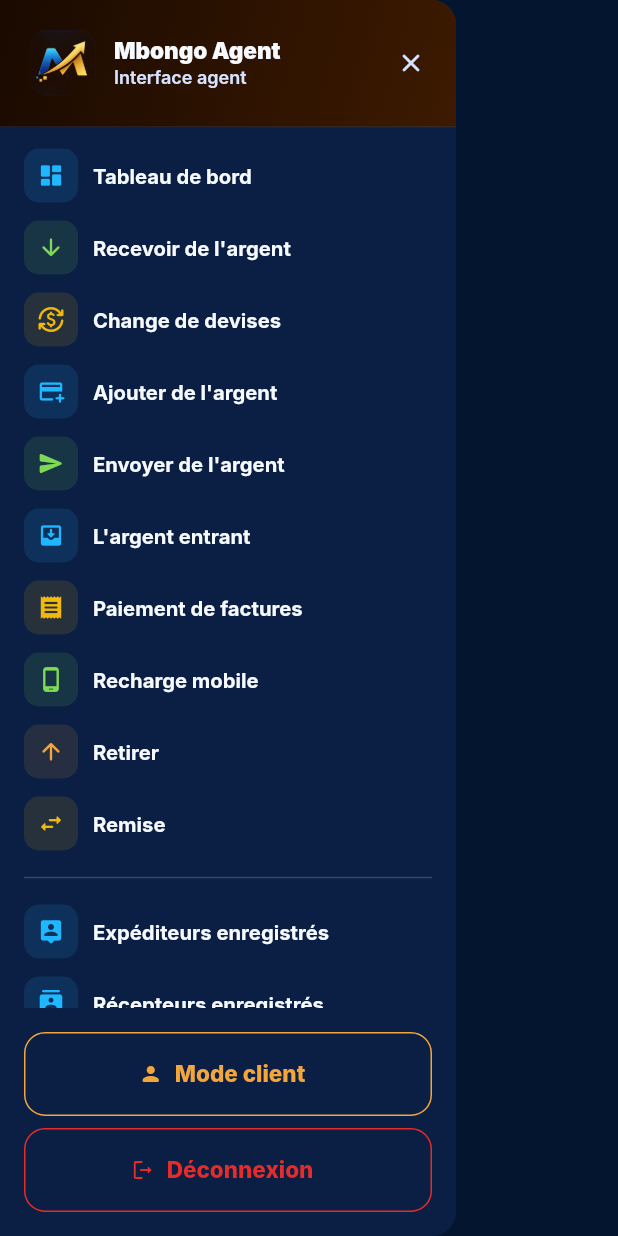
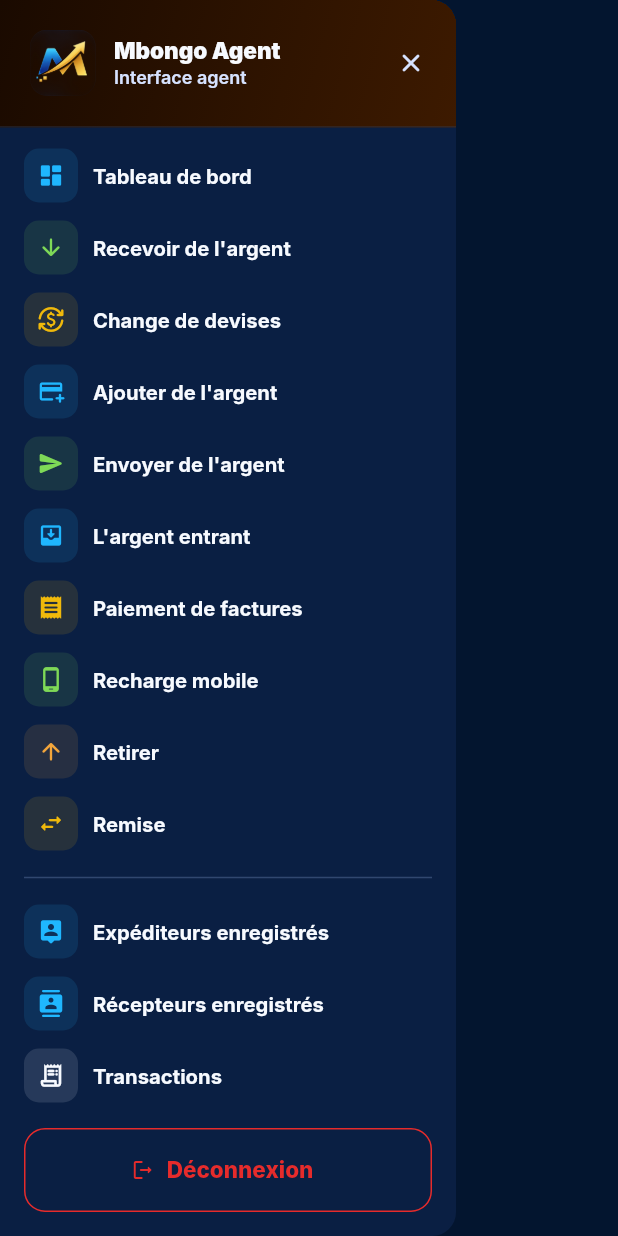
Before and after one commit to Sis243/mbongo, a Flutter app: the _AgentDrawer widget shown alone on an empty page, opened directly with empty values, on a phone screen of 412 x 824 dp. Run offline on Flutter 3.47's test engine with Material 3 defaults, Android fonts, the phone set to English and light mode, and no system bars; our stand-ins replace camera, connectivity_plus, dio, file_picker, firebase_core, firebase_messaging and 13 more; accounts and stored records are empty; network calls fail; Roboto replaces fonts that are missing (SF Pro Display).

Commit message:
feat: role-based auto-routing — merchant/agent modules locked by role
Merchants and agents are now routed automatically to their dedicated
interface on login; regular customers see no merchant/agent UI at all.
FAB mode-toggle removed. 'Mode client' and 'Quitter' buttons removed
from both shells — only logout remains.

Co-Authored-By: Claude Sonnet 4.6 <noreply@anthropic.com>

```diff
--- a/lib/screens/agent/agent_shell.dart
+++ b/lib/screens/agent/agent_shell.dart
@@ -19,8 +19,7 @@ import 'agent_cashin_screen.dart';
 import 'agent_dashboard_screen.dart';
 
 class AgentShell extends ConsumerStatefulWidget {
-  final VoidCallback onExitAgentMode;
-  const AgentShell({super.key, required this.onExitAgentMode});
+  const AgentShell({super.key});
 
   @override
   ConsumerState<AgentShell> createState() => _AgentShellState();
@@ -57,7 +56,6 @@ class _AgentShellState extends ConsumerState<AgentShell> {
       backgroundColor: palette.shellBottom,
       drawer: _AgentDrawer(
         onClose: () => _scaffoldKey.currentState?.closeDrawer(),
-        onExit: widget.onExitAgentMode,
         onNavigate: (page) {
           _scaffoldKey.currentState?.closeDrawer();
           Navigator.push(context, MaterialPageRoute(builder: (_) => page));
@@ -115,11 +113,6 @@ class _AgentShellState extends ConsumerState<AgentShell> {
                         ),
                       ),
                       const Spacer(),
-                      GestureDetector(
-                        onTap: widget.onExitAgentMode,
-                        child: const Text('Quitter',
-                            style: TextStyle(color: AppColors.orange, fontSize: 12, fontWeight: FontWeight.w700)),
-                      ),
                     ],
                   ),
                 ),
@@ -196,13 +189,11 @@ class _AgentShellState extends ConsumerState<AgentShell> {
 
 class _AgentDrawer extends ConsumerWidget {
   final VoidCallback onClose;
-  final VoidCallback onExit;
   final void Function(Widget) onNavigate;
   final void Function(int) onTab;
 
   const _AgentDrawer({
     required this.onClose,
-    required this.onExit,
     required this.onNavigate,
     required this.onTab,
   });
@@ -289,19 +280,6 @@ class _AgentDrawer extends ConsumerWidget {
               padding: const EdgeInsets.all(16),
               child: Column(
                 children: [
-                  SizedBox(
-                    width: double.infinity,
-                    child: OutlinedButton.icon(
-                      onPressed: onExit,
-                      icon: const Icon(Icons.person_rounded, size: 16),
-                      label: const Text('Mode client'),
-                      style: OutlinedButton.styleFrom(
-                        foregroundColor: AppColors.orange,
-                        side: const BorderSide(color: AppColors.orange),
-                      ),
-                    ),
-                  ),
-                  const SizedBox(height: 8),
                   SizedBox(
                     width: double.infinity,
                     child: OutlinedButton.icon(
```
Also changed, not shown: lib/screens/main_shell.dart (+12 -54 lines), lib/screens/merchant/merchant_shell.dart (+1 -23 lines).
